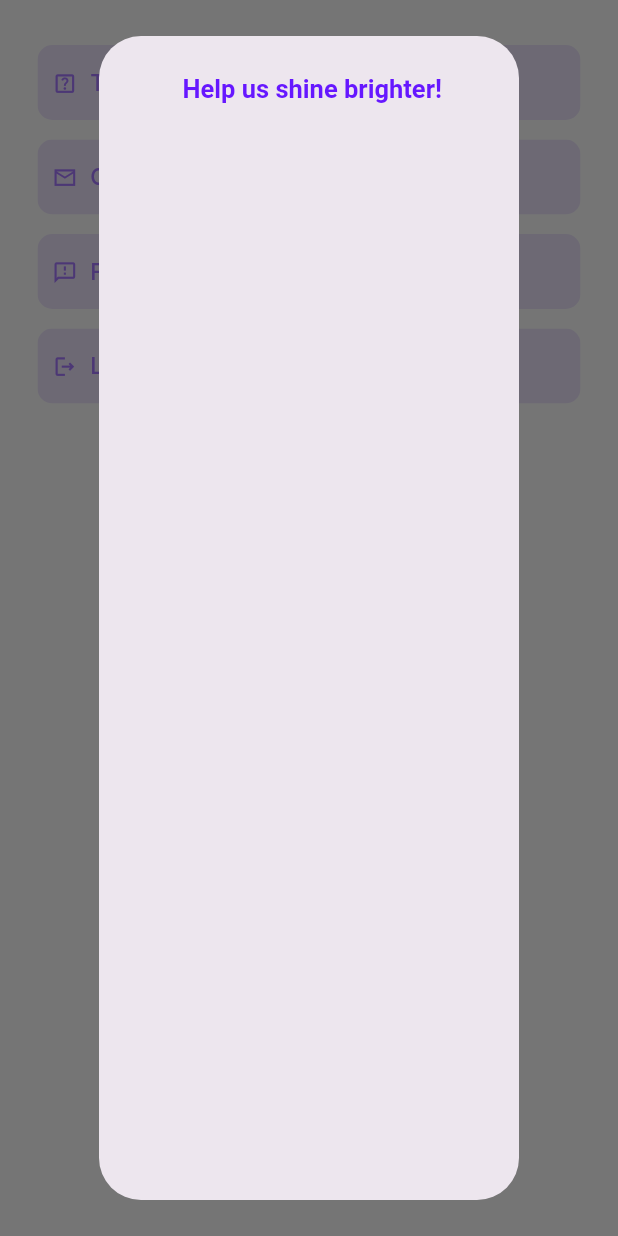
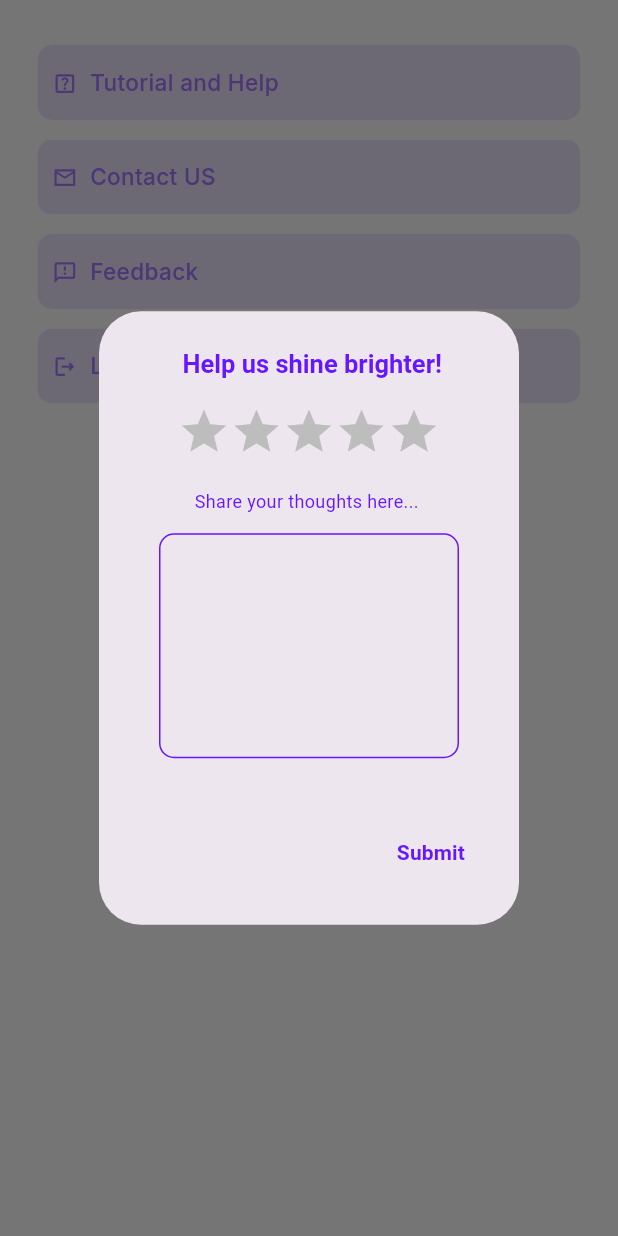
Before and after one commit to fatimasood/Smart_helmet_flutter_mobileapp, a Flutter app: the Settings screen opened directly, after a tap on "Feedback", on a phone screen of 412 x 824 dp. Run offline on Flutter 3.47's test engine with Material 2 defaults, Android fonts, the phone set to English and light mode, and no system bars; drawn by our look-alikes of flutter_rating_bar; our stand-ins replace firebase_auth, firebase_core, flutter_bluetooth_serial, fluttertoast, get, google_fonts and 4 more; accounts and stored records are empty.

Commit message:
feeback (settings screen)

```diff
--- a/fypprojectp/lib/screens/Settings.dart
+++ b/fypprojectp/lib/screens/Settings.dart
@@ -1,5 +1,8 @@
+import 'dart:developer';
+
 import 'package:firebase_auth/firebase_auth.dart';
 import 'package:flutter/material.dart';
+import 'package:flutter_rating_bar/flutter_rating_bar.dart';
 import 'package:fypprojectp/screens/Authentication/SignIn.dart';
 import 'package:google_fonts/google_fonts.dart';
 import 'package:url_launcher/url_launcher.dart';
@@ -11,6 +14,7 @@ class Settings extends StatefulWidget {
 
 class _SettingsState extends State<Settings> {
   var _ratingController = TextEditingController();
+  var _feedbackController = TextEditingController();
   late double _rating;
   int _ratingBarMode = 1;
   bool _isRTLMode = false;
@@ -47,8 +51,90 @@ class _SettingsState extends State<Settings> {
                 fontWeight: FontWeight.w600,
                 fontSize: 17),
           ),
-          content: Container(),
-          actions: [],
+          content: Container(
+            height: 250,
+            child: Column(
+              children: [
+                RatingBar.builder(
+                  unratedColor: Colors.grey[400],
+                  itemSize: 35,
+                  glow: false,
+                  itemBuilder: (context, _) => Icon(
+                    Icons.star,
+                    color: Colors.amber,
+                  ),
+                  onRatingUpdate: (rating) {
+                    if (rating.toInt() < 3) {
+                      log("less than 3");
+                    } else {
+                      log("greater than 3");
+                    }
+                  },
+                ),
+                SizedBox(
+                  height: 20,
+                ),
+                Text(
+                  'Share your thoughts here... ',
+                  textAlign: TextAlign.left,
+                  style: TextStyle(
+                      color: Color(0xff6617ff),
+                      fontWeight: FontWeight.w400,
+                      fontSize: 12),
+                ),
+                SizedBox(
+                  height: 13,
+                ),
+                Container(
+                  width: 200.0,
+                  height: 150.0,
+                  decoration: BoxDecoration(
+                    borderRadius: BorderRadius.circular(10.0),
+                    border: Border.all(
+                      color: Color(0xff6617ff),
+                      width: 1.0,
+                    ),
+                  ),
+                  child: SingleChildScrollView(
+                    scrollDirection: Axis.vertical,
+                    child: Padding(
+                      padding: const EdgeInsets.all(8.0),
+                      child: TextFormField(
+                        controller: _feedbackController,
+                        style: TextStyle(
+                            color: Color(0xffa678ff),
+                            fontWeight: FontWeight.w400,
+                            fontSize: 13),
+                        maxLines: null,
+                        decoration: InputDecoration(
+                          border: InputBorder.none,
+                        ),
+                      ),
+                    ),
+                  ),
+                ),
+              ],
+            ),
+          ),
+          actions: <Widget>[
+            TextButton(
+              onPressed: () {
+                // Get feedback text
+                String feedbackText = _feedbackController.text;
+
+                print("Feedback Text: $feedbackText");
+
+                Navigator.of(context).pop();
+              },
+              child: Text(
+                'Submit',
+                style: TextStyle(
+                    color: Color(0xff6617ff),
+                    fontWeight: FontWeight.w600,
+                    fontSize: 14),
+              ),
+            ),
+          ],
         );
       },
     );
--- a/fypprojectp/lib/screens/UserAccountDetail/AccountScreen.dart
+++ b/fypprojectp/lib/screens/UserAccountDetail/AccountScreen.dart
@@ -5,7 +5,7 @@ import 'package:flutter/material.dart';
 import 'package:fypprojectp/main.dart';
 import 'package:fypprojectp/screens/Sqflite/DatabaseHelper.dart';
 import 'package:fypprojectp/screens/UserAccountDetail/EditInformation.dart';
-import 'package:fypprojectp/screens/Sqflite/UpdateRecord.dart';
+import 'package:fypprojectp/screens/UserAccountDetail/UpdateRecord.dart';
 import 'package:get/get.dart';
 import 'package:google_fonts/google_fonts.dart';
 import 'package:shared_preferences/shared_preferences.dart';
```
Also changed, not shown: fypprojectp/lib/screens/UserAccountDetail/UpdateRecord.dart (renamed from fypprojectp/lib/screens/Sqflite/UpdateRecord.dart).
